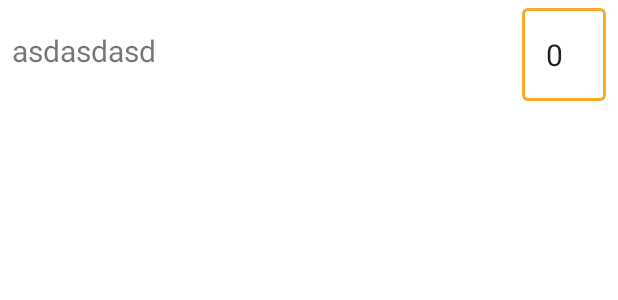
After one commit to blurtech/trasher-android, an Android app: the layout layout_trashcat.xml on its own in the app's theme, with its tools: preview values and no code run, on a phone screen of 412 x 824 dp. The commit adds this screen. Shown: the top 300 px of the screen. Run offline under Robolectric (Android 15) with nearby library versions, the phone set to English and light mode, and no system bars.

Commit message:
EjectTrashFragment

```diff
--- a/app/src/main/java/tech/blur/trasher/UserSession.kt
+++ b/app/src/main/java/tech/blur/trasher/UserSession.kt
@@ -2,6 +2,7 @@ package tech.blur.trasher
 
 import io.reactivex.Observable
 import io.reactivex.subjects.BehaviorSubject
+
 class UserSession {
     private val qrCodeDataSubject = BehaviorSubject.create<String>()
 
--- a/app/src/main/java/tech/blur/trasher/data/api/TrasherApi.kt
+++ b/app/src/main/java/tech/blur/trasher/data/api/TrasherApi.kt
@@ -19,4 +19,8 @@ interface TrasherApi {
     @GET("litterstorage/")
     @Headers("Authorization: required")
     fun getTrashCans(@Query("city") city: String): Single<Wrapper<List<Trashcan>>>
+
+    @POST("litter/")
+    @Headers("Authorization: required")
+    fun ejectTrash(@Body ejectTrashRequest: EjectTrashRequest): Single<Trash>
 }
--- a/app/src/main/java/tech/blur/trasher/di/AppModule.kt
+++ b/app/src/main/java/tech/blur/trasher/di/AppModule.kt
@@ -1,7 +1,6 @@
 package tech.blur.trasher.di
 
 import android.content.Context
-import com.google.android.gms.maps.model.LatLng
 import org.koin.android.ext.koin.androidApplication
 import org.koin.androidx.viewmodel.dsl.viewModel
 import org.koin.dsl.module
@@ -10,11 +9,11 @@ import tech.blur.trasher.common.rx.AppSchedulerProvider
 import tech.blur.trasher.common.rx.SchedulerProvider
 import tech.blur.trasher.data.AccountRepository
 import tech.blur.trasher.data.TrashRepository
-import tech.blur.trasher.presentation.MainActivity
 import tech.blur.trasher.presentation.MainActivityViewModel
 import tech.blur.trasher.presentation.auth.LoginViewModel
 import tech.blur.trasher.presentation.auth.RegistrationViewModel
 import tech.blur.trasher.presentation.map.MapViewModel
+import tech.blur.trasher.presentation.trashEjection.TrashEjectionViewModel
 
 private var appModule = module {
 
@@ -38,6 +37,7 @@ private var appModule = module {
 
     single { UserSession() }
 
+    viewModel { TrashEjectionViewModel(get(), get(), get()) }
     viewModel { MainActivityViewModel(get()) }
     viewModel { MapViewModel(get(), get(), get()) }
     viewModel { LoginViewModel(get(), get(), get()) }
--- /dev/null
+++ b/app/src/main/java/tech/blur/trasher/domain/EjectTrashRequest.kt
@@ -0,0 +1 @@
+package tech.blur.trasher.domain
--- a/app/src/main/java/tech/blur/trasher/presentation/BottomNavigationDrawerFragment.kt
+++ b/app/src/main/java/tech/blur/trasher/presentation/BottomNavigationDrawerFragment.kt
@@ -31,6 +31,12 @@ class BottomNavigationDrawerFragment : BottomSheetDialogFragment() {
                     if (currentItem != R.id.nav_profile) {
 //                        findNavController().navigate(R.id.)
 //                        currentItem = R.id.nav_profile
+                    }
+                }
+                R.id.nav_bonus -> {
+                    if (currentItem != R.id.nav_bonus) {
+//                        findNavController().navigate(R.id.)
+//                        currentItem = R.id.nav_bonus
                     }
                 }
                 R.id.nav_about -> {
--- a/app/src/main/java/tech/blur/trasher/presentation/map/MapFragment.kt
+++ b/app/src/main/java/tech/blur/trasher/presentation/map/MapFragment.kt
@@ -167,7 +167,6 @@ class MapFragment : BaseFragment(),
     private fun paintMarkers() {
         mapViewModel.trashcans.observe(this) { list ->
             list?.map {
-                runBlocking {
                 googleMap.addMarker(
                     MarkerOptions().apply {
                         position(
@@ -180,7 +179,6 @@ class MapFragment : BaseFragment(),
                         title("мусорка") //it.name
                     }
                 ).tag = it.id
-                }
             }
         }
     }
--- a/app/src/main/java/tech/blur/trasher/presentation/qr/QRScannerFragment.kt
+++ b/app/src/main/java/tech/blur/trasher/presentation/qr/QRScannerFragment.kt
@@ -6,12 +6,16 @@ import android.view.LayoutInflater
 import android.view.View
 import android.view.ViewGroup
 import androidx.fragment.app.DialogFragment
+import androidx.navigation.Navigator
+import androidx.navigation.fragment.findNavController
 import com.google.zxing.BarcodeFormat
 import com.google.zxing.Result
 import me.dm7.barcodescanner.zxing.ZXingScannerView
 import org.koin.android.ext.android.inject
+import tech.blur.trasher.R
 import tech.blur.trasher.UserSession
 import tech.blur.trasher.presentation.BaseFragment
+import tech.blur.trasher.presentation.trashEjection.TrashEjectionFragment
 import tech.blur.trasher.presentation.view.SupportNavigationHide
 import java.util.*
 
@@ -101,6 +105,8 @@ class QRScannerFragment : BaseFragment(), ZXingScannerView.ResultHandler, Suppor
 
     override fun handleResult(rawResult: Result) {
         userSession.qrCodeData(rawResult.text)
+
+//        findNavController().navigate(R.id.action_qrScannerFragment_to_trashEjectionFragment, Bundle().putString("QRString",rawResult.text))
     }
 
     private fun setupFormats() {
--- /dev/null
+++ b/app/src/main/res/layout/layout_trashcat.xml
@@ -0,0 +1,60 @@
+<?xml version="1.0" encoding="utf-8"?>
+<layout xmlns:android="http://schemas.android.com/apk/res/android"
+    xmlns:app="http://schemas.android.com/apk/res-auto"
+    xmlns:tools="http://schemas.android.com/tools">
+
+    <data>
+
+        <import type="android.view.View" />
+
+        <variable
+            name="title"
+            type="String" />
+    </data>
+
+    <androidx.constraintlayout.widget.ConstraintLayout
+        android:orientation="horizontal"
+        android:layout_width="match_parent"
+        android:layout_height="wrap_content">
+
+
+        <TextView
+            android:layout_width="wrap_content"
+            android:layout_height="wrap_content"
+            android:layout_gravity="center_vertical"
+            android:layout_marginStart="8dp"
+            android:text="@{title}"
+            android:textSize="20sp"
+            app:layout_constraintBottom_toBottomOf="parent"
+            app:layout_constraintEnd_toStartOf="@+id/textinput_signin_password"
+            app:layout_constraintHorizontal_bias="0.0"
+            app:layout_constraintStart_toStartOf="parent"
+            app:layout_constraintTop_toTopOf="parent"
+            tools:text="asdasdasd" />
+
+        <com.google.android.material.textfield.TextInputLayout
+            android:id="@+id/textinput_signin_password"
+            style="@style/Widget.MaterialComponents.TextInputLayout.OutlinedBox"
+            android:layout_width="wrap_content"
+            android:layout_height="wrap_content"
+            android:layout_gravity="end"
+            android:layout_marginEnd="8dp"
+            app:layout_constraintBottom_toBottomOf="parent"
+            app:layout_constraintEnd_toEndOf="parent"
+            app:layout_constraintTop_toTopOf="parent">
+
+            <com.google.android.material.textfield.TextInputEditText
+                android:id="@+id/edit_signin_password"
+                android:layout_width="wrap_content"
+                android:layout_height="wrap_content"
+                android:maxLength="2"
+                android:text="0"
+                android:ems="2"
+                android:inputType="number"
+                android:maxLines="1"
+                android:nextFocusDown="@id/button_signin"
+                android:textSize="20sp" />
+        </com.google.android.material.textfield.TextInputLayout>
+    </androidx.constraintlayout.widget.ConstraintLayout>
+
+</layout>
--- a/app/src/main/res/values/strings.xml
+++ b/app/src/main/res/values/strings.xml
@@ -1,3 +1,8 @@
 <resources>
     <string name="app_name">Trasher</string>
+    <string name="trashEjection_paper">Бумага</string>
+    <string name="trashEjection_food">Пишевые отходы</string>
+    <string name="trashEjection_glass">Стекло</string>
+    <string name="trashEjection_poly">Пластик</string>
+    <string name="trashEjection_dangerous">Опасные</string>
 </resources>
```
Also changed, not shown: app/src/main/java/tech/blur/trasher/domain/Trash.kt (added, +22 -0 lines), app/src/main/java/tech/blur/trasher/domain/Trashcan.kt (+28 -0 lines), app/src/main/java/tech/blur/trasher/presentation/MainActivity.kt (+9 -5 lines), app/src/main/java/tech/blur/trasher/presentation/trashEjection/TrashEjectionFragment.kt (added, +34 -0 lines), app/src/main/java/tech/blur/trasher/presentation/trashEjection/TrashEjectionViewModel.kt (added, +79 -0 lines), app/src/main/res/layout/fragment_trashejection.xml (added, +109 -0 lines), app/src/main/res/navigation/graph_app.xml (+17 -4 lines). Lines whose indentation alone changed are shown as unchanged.
